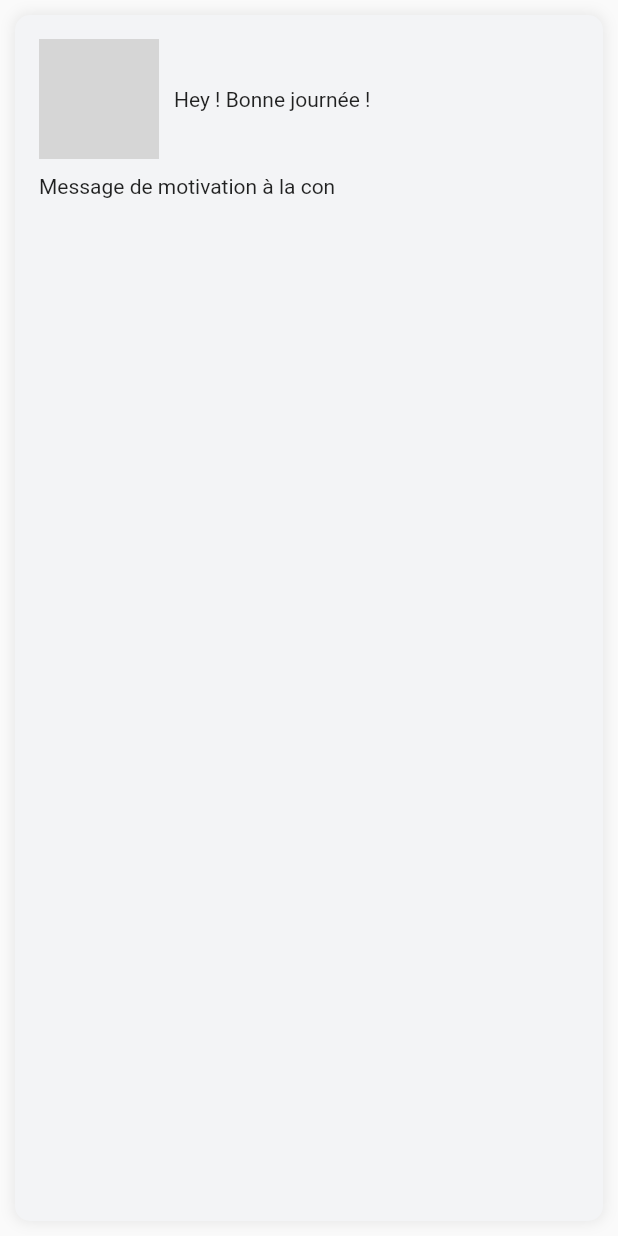
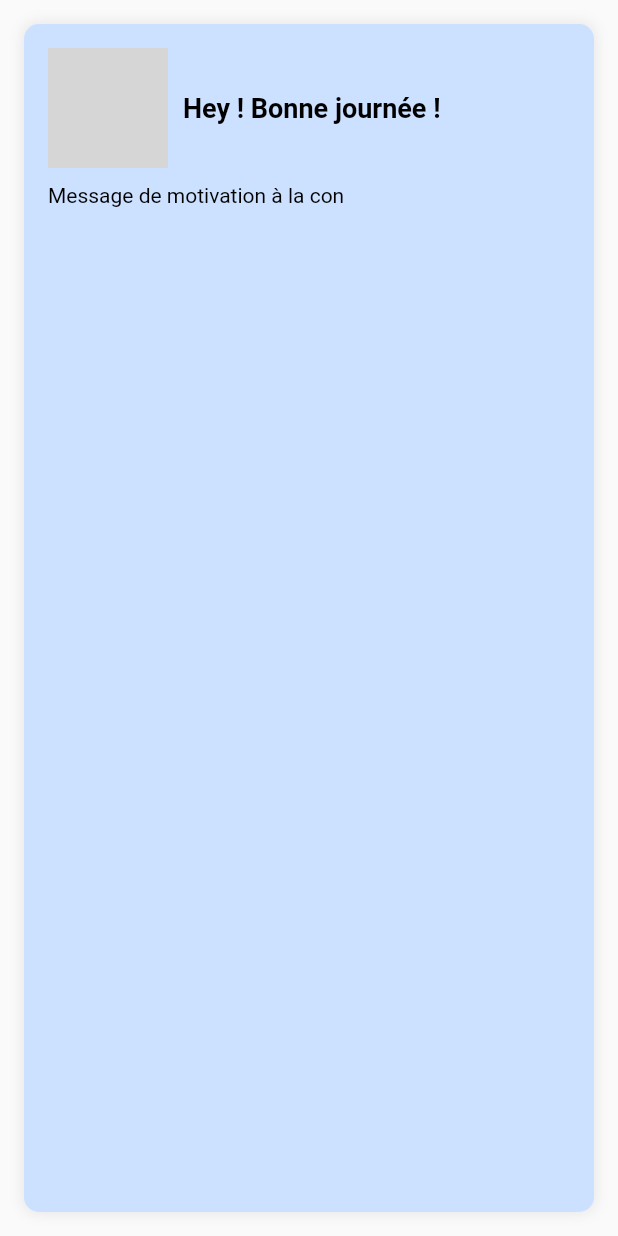
Before and after one commit to kevindjeradi/Ksport, a Flutter app: the WelcomeBanner widget shown alone on an empty page, opened directly, on a phone screen of 412 x 824 dp. Run offline on Flutter 3.47's test engine with Material 2 defaults, Android fonts, the phone set to English and light mode, and no system bars; our stand-ins replace circular_countdown_timer, flutter_secure_storage; accounts and stored records are empty; network calls fail; grey boxes are pictures that could not be loaded.

Commit message:
updating welcome banner to use theme

```diff
--- a/k_sport_front/lib/components/dashboard/welcome_banner.dart
+++ b/k_sport_front/lib/components/dashboard/welcome_banner.dart
@@ -11,8 +11,10 @@ class WelcomeBanner extends StatelessWidget {
     print(
         "\n-------------in welcome banner: ${userProvider.username}-------------\n");
 
+    final theme = Theme.of(context);
+
     return Container(
-      margin: const EdgeInsets.all(10.0),
+      margin: const EdgeInsets.all(16.0),
       decoration: BoxDecoration(
         borderRadius: BorderRadius.circular(10.0),
         boxShadow: [
@@ -22,7 +24,7 @@ class WelcomeBanner extends StatelessWidget {
             blurRadius: 7,
           ),
         ],
-        color: Theme.of(context).colorScheme.background,
+        color: theme.colorScheme.secondaryContainer,
       ),
       child: Padding(
         padding: const EdgeInsets.all(16.0),
@@ -37,11 +39,22 @@ class WelcomeBanner extends StatelessWidget {
                       NetworkImage('https://via.placeholder.com/80'),
                 ),
                 const SizedBox(width: 10),
-                Text('Hey ! Bonne journée ${userProvider.username}!'),
+                Expanded(
+                  child: Text(
+                    'Hey ! Bonne journée ${userProvider.username}!',
+                    style: theme.textTheme.headlineSmall
+                        ?.copyWith(color: theme.colorScheme.onBackground),
+                    overflow: TextOverflow.ellipsis,
+                  ),
+                ),
               ],
             ),
             const SizedBox(height: 10),
-            const Text('Message de motivation à la con'),
+            Text(
+              'Message de motivation à la con',
+              style: theme.textTheme.bodyMedium
+                  ?.copyWith(color: theme.colorScheme.onBackground),
+            ),
           ],
         ),
       ),
```
